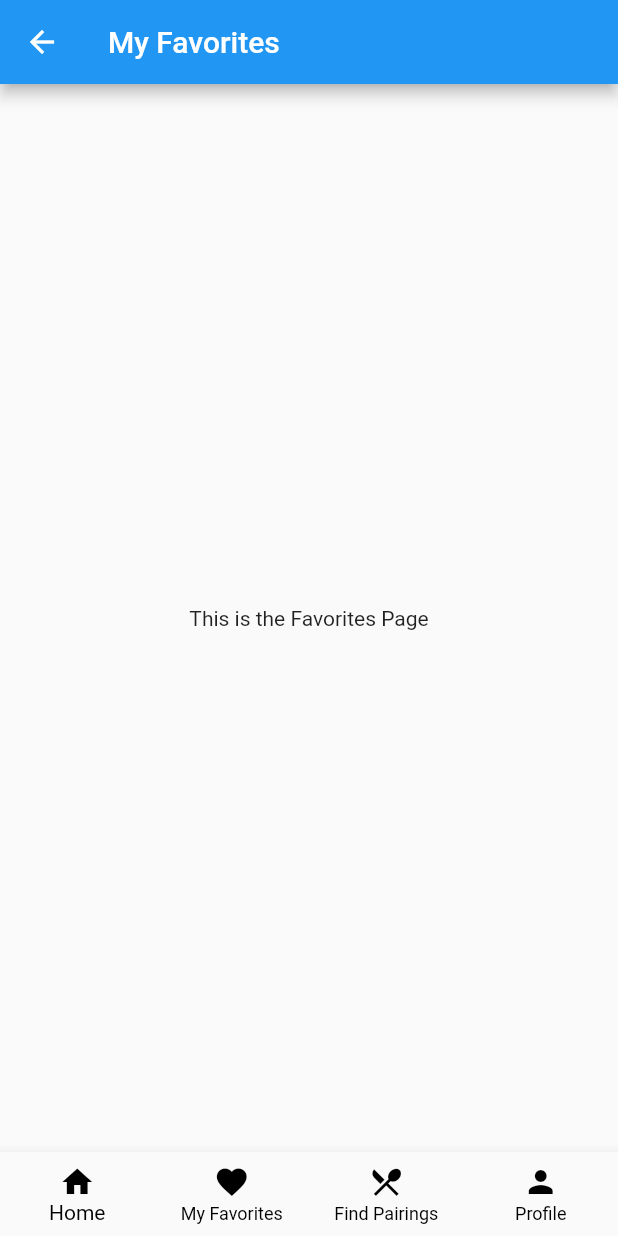
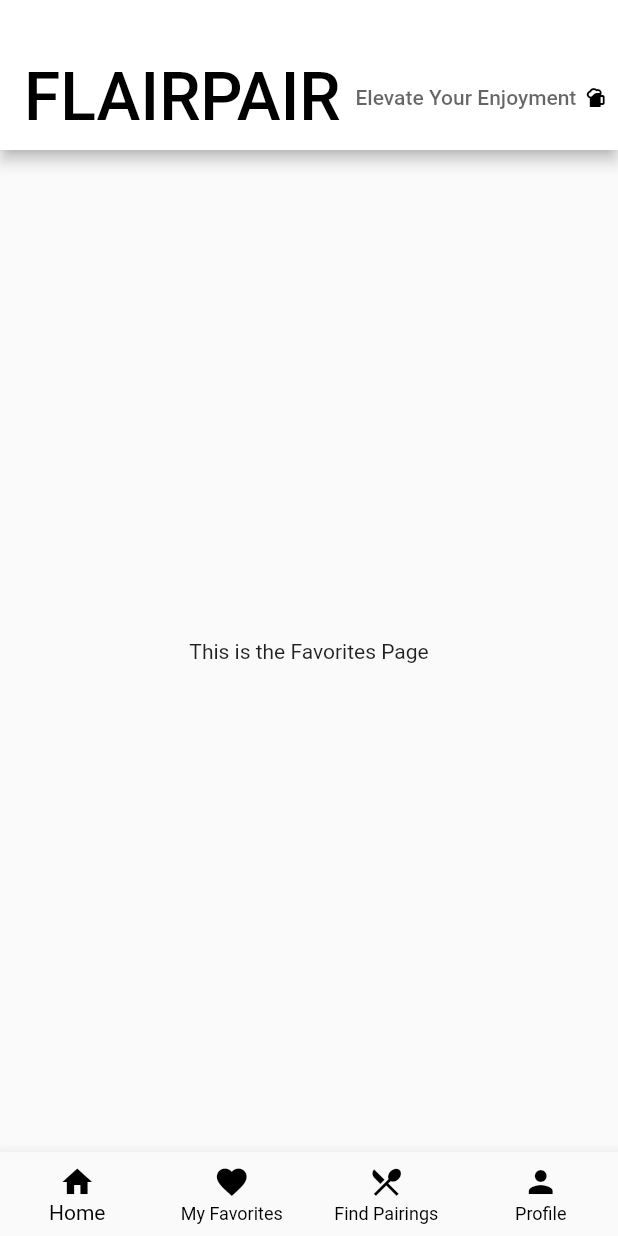
Before and after one commit to RaeClay/flair_pair, a Flutter app: the screen it shows after launch, item 2 of the bottom bar chosen, on a phone screen of 412 x 824 dp. Run offline on Flutter 3.47's test engine with Material 2 defaults, Android fonts, the phone set to English and light mode, and no system bars; our stand-ins replace google_fonts.

Commit message:
created modular design for appbar, custom class that can be called and more easily maintained

```diff
--- /dev/null
+++ b/lib/view/customappbar.dart
@@ -0,0 +1,50 @@
+import 'package:flutter/material.dart';
+import 'package:google_fonts/google_fonts.dart';
+
+class CustomAppBar extends StatelessWidget implements PreferredSizeWidget {
+  @override
+  Size get preferredSize => const Size.fromHeight(100);
+
+  @override
+  Widget build(BuildContext context) {
+    return AppBar(
+      automaticallyImplyLeading: false,
+      toolbarHeight: preferredSize.height,
+      backgroundColor: Colors.white,
+      title: Padding(
+        padding: EdgeInsets.only(top: 50, bottom: 20),
+        child: Row(
+          mainAxisSize: MainAxisSize.min,
+          children: <Widget>[
+            Text(
+              'FLAIRPAIR',
+              style: GoogleFonts.bungeeShade(
+                textStyle: TextStyle(
+                  color: Colors.black,
+                  fontSize: 44,
+                ),
+              ),
+            ),
+            SizedBox(width: 10),
+            Text(
+              'Elevate Your Enjoyment',
+              style: GoogleFonts.archivoNarrow(
+                textStyle: TextStyle(
+                  color: Colors.black.withOpacity(0.6),
+                  fontSize: 14,
+                ),
+              ),
+            ),
+            SizedBox(width: 5),
+            Icon(
+              Icons.sports_bar,
+              size: 16,
+              color: Colors.black,
+            ),
+          ],
+        ),
+      ),
+      centerTitle: false,
+    );
+  }
+}
--- a/lib/view/favoritespage_view.dart
+++ b/lib/view/favoritespage_view.dart
@@ -1,6 +1,7 @@
 import 'package:flutter/material.dart';
 import 'bottom_navbar.dart';  // Import the custom bottom navigation bar
 import 'package:flair_pair/viewmodel/bottom_navbar_vm.dart';  // Import the ViewModel
+import 'package:flair_pair/view/customappbar.dart';
 
 class FavoritesPage extends StatelessWidget {
   final BottomNavBarVM viewModel = BottomNavBarVM();
@@ -8,9 +9,7 @@ class FavoritesPage extends StatelessWidget {
   @override
   Widget build(BuildContext context) {
     return Scaffold(
-      appBar: AppBar(
-        title: Text('My Favorites'),
-      ),
+      appBar: CustomAppBar(),
       body: Center(
         child: Text('This is the Favorites Page'),
       ),
--- a/lib/view/pairingpage_view.dart
+++ b/lib/view/pairingpage_view.dart
@@ -3,6 +3,7 @@ import 'package:flair_pair/viewmodel/pairing_view_model.dart';
 import 'package:provider/provider.dart';
 import 'bottom_navbar.dart';
 import 'package:flair_pair/viewmodel/bottom_navbar_vm.dart';
+import 'package:flair_pair/view/customappbar.dart';
 
 class PairingsPage extends StatelessWidget {
   final BottomNavBarVM viewModel = BottomNavBarVM();
@@ -10,9 +11,7 @@ class PairingsPage extends StatelessWidget {
   @override
   Widget build(BuildContext context) {
     return Scaffold(
-      appBar: AppBar(
-        title: Text('Find Pairings'),
-      ),
+      appBar: CustomAppBar(),
       body: ChangeNotifierProvider(
         create: (context) => PairingViewModel(),
         child: PairingBody(),
```
Also changed, not shown: lib/view/home_view.dart (+3 -40 lines).
